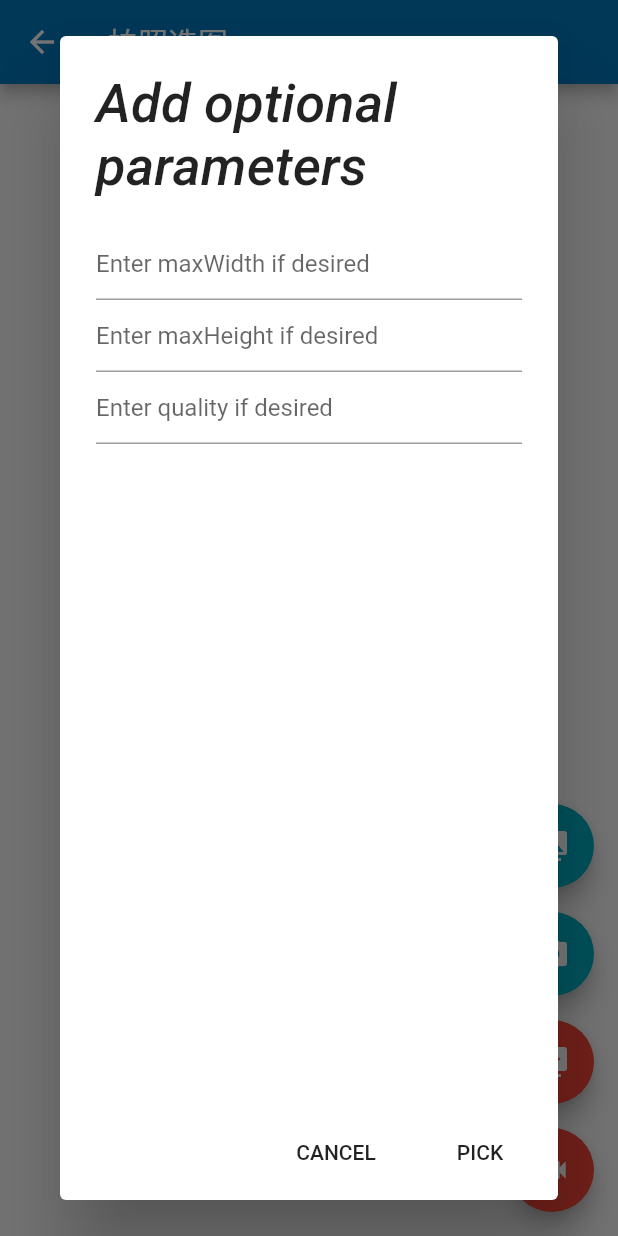
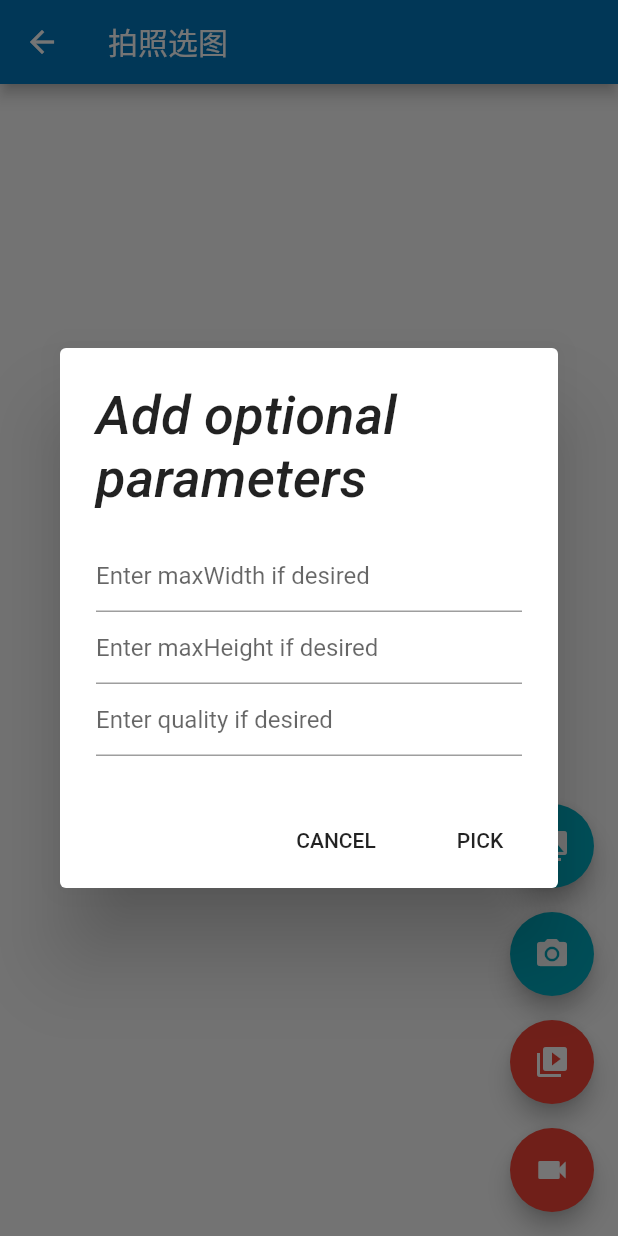
Before and after one commit to javyliu/flutter_cookbook, a Flutter app: the ExImagePicker screen opened by its route, after a tap on the "photo library" icon, on a phone screen of 412 x 824 dp. Run offline on Flutter 3.47's test engine with Material 2 defaults, Android fonts, the light colour scheme and no system bars; our stand-ins replace image_picker, shared_preferences, sqflite, syncfusion_flutter_charts, transparent_image, video_player; missing offline and left inert: qr_code_scanner; accounts and stored records are empty; network calls fail; Roboto replaces fonts that are missing (Georgia, Hind).

Commit message:
update files

```diff
--- a/lib/widgets/ex_image_picker.dart
+++ b/lib/widgets/ex_image_picker.dart
@@ -32,12 +32,11 @@ class _ExImagePickerState extends State<ExImagePicker> {
       await _disposeVideoController();
       _videoCon = VideoPlayerController.file(File(file.path));
       await _videoCon.setVolume(1.0);
-    }
-
       await _videoCon.initialize();
       await _videoCon.setLooping(true);
       await _videoCon.play();
       setState(() {});
+    }
   }
 
   void _onImageButtonPressed(ImageSource source, {BuildContext context}) async {
@@ -69,7 +68,8 @@ class _ExImagePickerState extends State<ExImagePicker> {
       builder: (context) {
         return AlertDialog(
           title: Text("Add optional parameters"),
-          content: Column(
+          content: SingleChildScrollView(
+            child: Column(
               children: [
                 TextField(
                   controller: maxWidthController,
@@ -87,6 +87,7 @@ class _ExImagePickerState extends State<ExImagePicker> {
                   decoration: InputDecoration(hintText: "Enter quality if desired"),
                 ),
               ],
+            ),
           ),
           actions: [
             FlatButton(onPressed: () => Navigator.of(context).pop(), child: const Text("CANCEL")),
@@ -246,7 +247,9 @@ class _ExImagePickerState extends State<ExImagePicker> {
     }
     return Padding(
       padding: const EdgeInsets.all(10),
-      child: null,
+      child: AspecRatioVideo(
+        controller: _videoCon,
+      ),
     );
   }
 
```
Also changed, not shown: 1 other file. Lines whose indentation alone changed are shown as unchanged.
